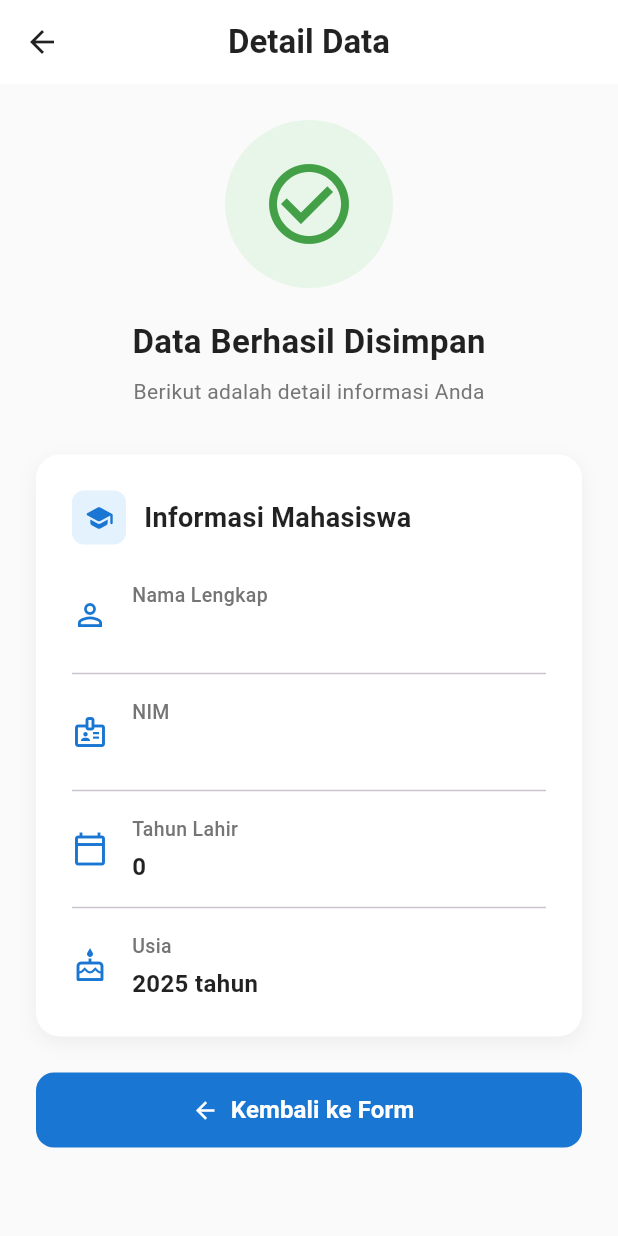
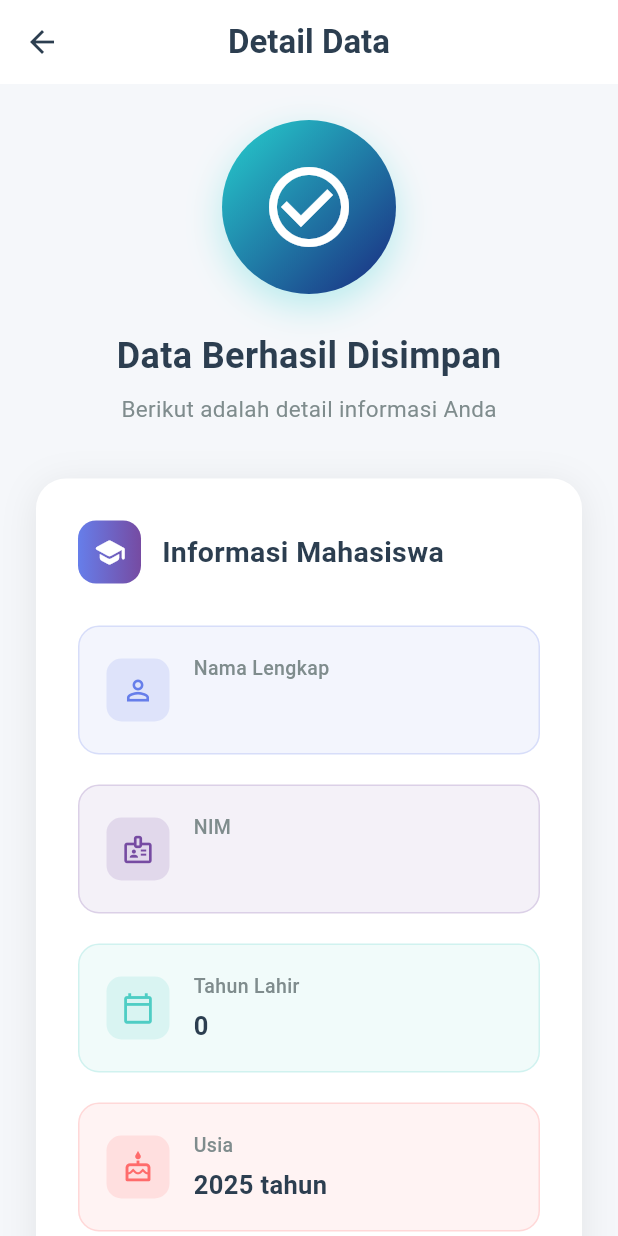
Before and after one commit to syiffac/H1D023043_Tugas6, a Flutter app: the TampilData screen opened directly with empty values, on a phone screen of 412 x 824 dp. Run offline on Flutter 3.47's test engine with Material 3 defaults, Android fonts, the phone set to English and light mode, and no system bars.

Commit message:
fix interface

```diff
--- a/lib/ui/tampil_data.dart
+++ b/lib/ui/tampil_data.dart
@@ -20,18 +20,18 @@ class TampilData extends StatelessWidget {
   @override
   Widget build(BuildContext context) {
     return Scaffold(
-      backgroundColor: Colors.grey.shade50,
+      backgroundColor: const Color(0xFFF5F7FA),
       appBar: AppBar(
         elevation: 0,
         backgroundColor: Colors.white,
         leading: IconButton(
-          icon: const Icon(Icons.arrow_back, color: Colors.black87),
+          icon: const Icon(Icons.arrow_back, color: Color(0xFF2C3E50)),
           onPressed: () => Navigator.pop(context),
         ),
         title: const Text(
           'Detail Data',
           style: TextStyle(
-            color: Colors.black87,
+            color: Color(0xFF2C3E50),
             fontWeight: FontWeight.w600,
           ),
         ),
@@ -43,117 +43,147 @@ class TampilData extends StatelessWidget {
           children: [
             // Success Icon
             Container(
-              padding: const EdgeInsets.all(24),
+              padding: const EdgeInsets.all(26),
               decoration: BoxDecoration(
-                color: Colors.green.shade50,
+                gradient: const LinearGradient(
+                  begin: Alignment.topLeft,
+                  end: Alignment.bottomRight,
+                  colors: [Color(0xFF26D0CE), Color(0xFF1A2980)],
+                ),
                 shape: BoxShape.circle,
+                boxShadow: [
+                  BoxShadow(
+                    color: const Color(0xFF26D0CE).withOpacity(0.3),
+                    blurRadius: 20,
+                    offset: const Offset(0, 8),
                   ),
-              child: Icon(
+                ],
+              ),
+              child: const Icon(
                 Icons.check_circle_outline,
                 size: 64,
-                color: Colors.green.shade600,
+                color: Colors.white,
               ),
             ),
-            const SizedBox(height: 20),
+            const SizedBox(height: 24),
 
             const Text(
               'Data Berhasil Disimpan',
               style: TextStyle(
-                fontSize: 22,
+                fontSize: 24,
                 fontWeight: FontWeight.bold,
-                color: Colors.black87,
+                color: Color(0xFF2C3E50),
               ),
             ),
             const SizedBox(height: 8),
-            Text(
+            const Text(
               'Berikut adalah detail informasi Anda',
               style: TextStyle(
-                fontSize: 14,
-                color: Colors.grey.shade600,
+                fontSize: 15,
+                color: Color(0xFF7F8C8D),
               ),
             ),
-            const SizedBox(height: 32),
+            const SizedBox(height: 36),
 
             // Data Card
             Container(
               width: double.infinity,
               decoration: BoxDecoration(
                 color: Colors.white,
-                borderRadius: BorderRadius.circular(16),
+                borderRadius: BorderRadius.circular(20),
                 boxShadow: [
                   BoxShadow(
-                    color: Colors.black.withOpacity(0.05),
-                    blurRadius: 10,
+                    color: Colors.black.withOpacity(0.08),
+                    blurRadius: 20,
                     offset: const Offset(0, 4),
                   ),
                 ],
               ),
               child: Padding(
-                padding: const EdgeInsets.all(24.0),
+                padding: const EdgeInsets.all(28.0),
                 child: Column(
                   crossAxisAlignment: CrossAxisAlignment.start,
                   children: [
                     Row(
                       children: [
                         Container(
-                          padding: const EdgeInsets.all(8),
+                          padding: const EdgeInsets.all(10),
                           decoration: BoxDecoration(
-                            color: Colors.blue.shade50,
-                            borderRadius: BorderRadius.circular(8),
+                            gradient: const LinearGradient(
+                              colors: [Color(0xFF667EEA), Color(0xFF764BA2)],
                             ),
-                          child: Icon(
+                            borderRadius: BorderRadius.circular(12),
+                          ),
+                          child: const Icon(
                             Icons.school_rounded,
-                            color: Colors.blue.shade700,
-                            size: 20,
+                            color: Colors.white,
+                            size: 22,
                           ),
                         ),
-                        const SizedBox(width: 12),
+                        const SizedBox(width: 14),
                         const Text(
                           'Informasi Mahasiswa',
                           style: TextStyle(
-                            fontSize: 18,
+                            fontSize: 19,
                             fontWeight: FontWeight.bold,
-                            color: Colors.black87,
+                            color: Color(0xFF2C3E50),
                           ),
                         ),
                       ],
                     ),
-                    const SizedBox(height: 24),
-                    _buildInfoRow('Nama Lengkap', nama, Icons.person_outline),
-                    const Divider(height: 32),
-                    _buildInfoRow('NIM', nim, Icons.badge_outlined),
-                    const Divider(height: 32),
+                    const SizedBox(height: 28),
+                    _buildInfoRow('Nama Lengkap', nama, Icons.person_outline,
+                        const Color(0xFF667EEA)),
+                    const SizedBox(height: 20),
+                    _buildInfoRow('NIM', nim, Icons.badge_outlined,
+                        const Color(0xFF764BA2)),
+                    const SizedBox(height: 20),
                     _buildInfoRow('Tahun Lahir', tahunLahir.toString(),
-                        Icons.calendar_today_outlined),
-                    const Divider(height: 32),
-                    _buildInfoRow(
-                        'Usia', '${hitungUmur()} tahun', Icons.cake_outlined),
+                        Icons.calendar_today_outlined, const Color(0xFF4ECDC4)),
+                    const SizedBox(height: 20),
+                    _buildInfoRow('Usia', '${hitungUmur()} tahun',
+                        Icons.cake_outlined, const Color(0xFFFF6B6B)),
                   ],
                 ),
               ),
             ),
-            const SizedBox(height: 24),
+            const SizedBox(height: 28),
 
             // Tombol Kembali
-            SizedBox(
+            Container(
               width: double.infinity,
-              height: 50,
+              height: 54,
+              decoration: BoxDecoration(
+                gradient: const LinearGradient(
+                  begin: Alignment.centerLeft,
+                  end: Alignment.centerRight,
+                  colors: [Color(0xFF667EEA), Color(0xFF764BA2)],
+                ),
+                borderRadius: BorderRadius.circular(14),
+                boxShadow: [
+                  BoxShadow(
+                    color: const Color(0xFF667EEA).withOpacity(0.3),
+                    blurRadius: 12,
+                    offset: const Offset(0, 6),
+                  ),
+                ],
+              ),
               child: ElevatedButton.icon(
                 onPressed: () => Navigator.pop(context),
-                icon: const Icon(Icons.arrow_back),
+                icon: const Icon(Icons.arrow_back, color: Colors.white),
                 label: const Text(
                   'Kembali ke Form',
                   style: TextStyle(
                     fontSize: 16,
                     fontWeight: FontWeight.w600,
+                    color: Colors.white,
                   ),
                 ),
                 style: ElevatedButton.styleFrom(
-                  backgroundColor: Colors.blue.shade700,
-                  foregroundColor: Colors.white,
-                  elevation: 0,
+                  backgroundColor: Colors.transparent,
+                  shadowColor: Colors.transparent,
                   shape: RoundedRectangleBorder(
-                    borderRadius: BorderRadius.circular(12),
+                    borderRadius: BorderRadius.circular(14),
                   ),
                 ),
               ),
@@ -164,10 +194,24 @@ class TampilData extends StatelessWidget {
     );
   }
 
-  Widget _buildInfoRow(String label, String value, IconData icon) {
-    return Row(
+  Widget _buildInfoRow(String label, String value, IconData icon, Color color) {
+    return Container(
+      padding: const EdgeInsets.all(18),
+      decoration: BoxDecoration(
+        color: color.withOpacity(0.08),
+        borderRadius: BorderRadius.circular(14),
+        border: Border.all(color: color.withOpacity(0.2), width: 1),
+      ),
+      child: Row(
         children: [
-        Icon(icon, color: Colors.blue.shade700, size: 24),
+          Container(
+            padding: const EdgeInsets.all(10),
+            decoration: BoxDecoration(
+              color: color.withOpacity(0.15),
+              borderRadius: BorderRadius.circular(10),
+            ),
+            child: Icon(icon, color: color, size: 22),
+          ),
           const SizedBox(width: 16),
           Expanded(
             child: Column(
@@ -175,25 +219,26 @@ class TampilData extends StatelessWidget {
               children: [
                 Text(
                   label,
-                style: TextStyle(
+                  style: const TextStyle(
                     fontSize: 13,
-                  color: Colors.grey.shade600,
+                    color: Color(0xFF7F8C8D),
                     fontWeight: FontWeight.w500,
                   ),
                 ),
-              const SizedBox(height: 4),
+                const SizedBox(height: 5),
                 Text(
                   value,
                   style: const TextStyle(
-                  fontSize: 16,
+                    fontSize: 17,
                     fontWeight: FontWeight.w600,
-                  color: Colors.black87,
+                    color: Color(0xFF2C3E50),
                   ),
                 ),
               ],
             ),
           ),
         ],
+      ),
     );
   }
 }
```
Also changed, not shown: lib/ui/form_data.dart (+67 -35 lines). Lines whose indentation alone changed are shown as unchanged.
